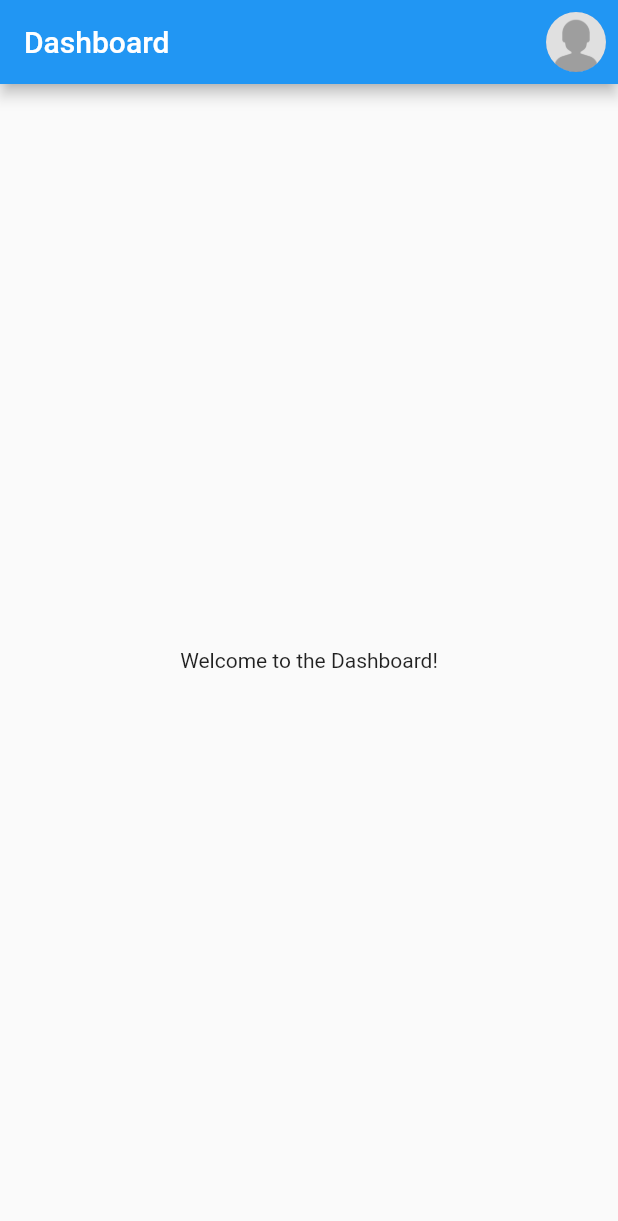
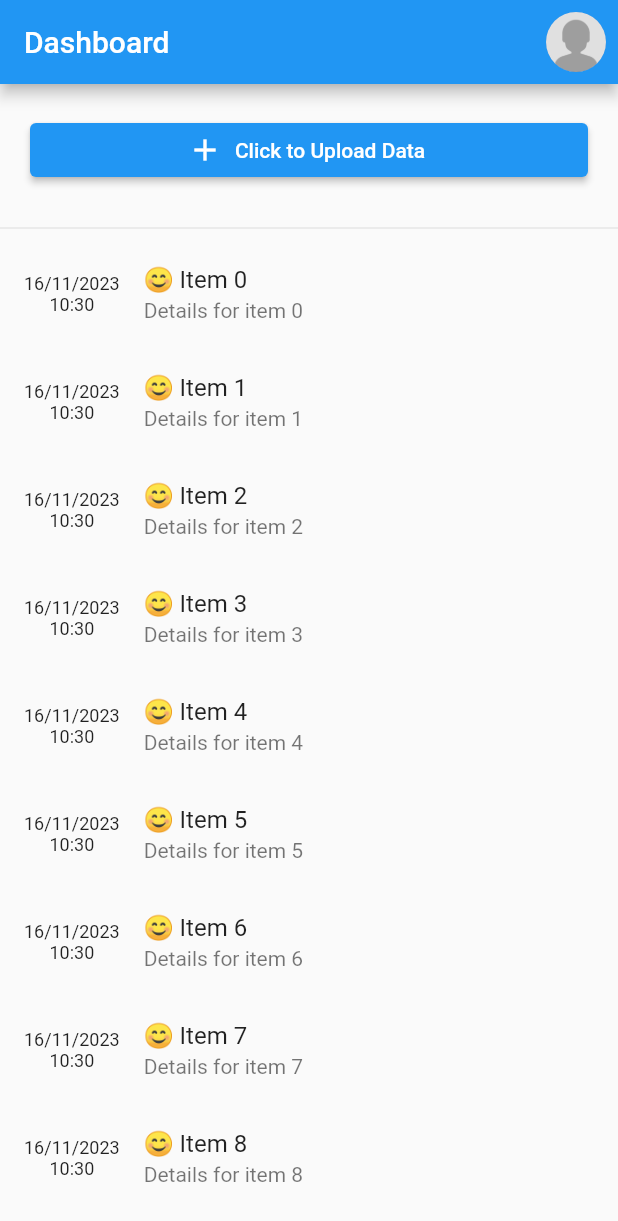
Before and after one commit to suraj-k-s/joint_stats_official, a Flutter app: the DashboardPage screen opened directly, on a phone screen of 412 x 824 dp. Shown: the top 1221 px of the screen. Run offline on Flutter 3.47's test engine with Material 2 defaults, Android fonts, the phone set to English and light mode, and no system bars; our stand-ins replace cloud_firestore, firebase_auth, firebase_core, firebase_storage, fluttertoast, image_picker and 1 more; accounts and stored records are empty.

Commit message:
Basic Update

```diff
--- a/lib/dashboard.dart
+++ b/lib/dashboard.dart
@@ -1,5 +1,6 @@
 import 'package:firebase_auth/firebase_auth.dart';
 import 'package:flutter/material.dart';
+import 'package:joint_stats_official/sjc.dart';
 import 'package:joint_stats_official/user_profile.dart';
 
 class DashboardPage extends StatelessWidget {
@@ -30,8 +31,64 @@
           ),
         ],
       ),
-      body: Center(
-        child: Text('Welcome to the Dashboard!'),
+      body: Column(
+        crossAxisAlignment: CrossAxisAlignment.stretch,
+        children: [
+          // Section 1: Button with plus icon
+          Padding(
+            padding: const EdgeInsets.all(20.0),
+            child: ElevatedButton.icon(
+              onPressed: () {
+                // Navigate to the SJC page when the button is pressed
+                Navigator.push(
+                  context,
+                  MaterialPageRoute(builder: (context) => SJC()),
+                );
+              },
+              icon: Icon(Icons.add),
+              label: Text('Click to Upload Data'),
+            ),
+          ),
+          Divider(),
+          // Section 2: Scrollable list of data
+          Expanded(
+            child: ListView.builder(
+              itemCount: 10, // Replace with your data count
+              itemBuilder: (context, index) {
+                // Sample data for demonstration
+                final DateTime currentDate = DateTime.now();
+                final String formattedDate =
+                    '${currentDate.day}/${currentDate.month}/${currentDate.year}';
+                final String formattedTime =
+                    '${currentDate.hour}:${currentDate.minute}';
+                final String emoji = '😊';
+                final String details = 'Details for item $index';
+
+                return ListTile(
+                  leading: Column(
+                    mainAxisAlignment: MainAxisAlignment.center,
+                    children: [
+                      Text(
+                        formattedDate,
+                        style: TextStyle(fontSize: 12),
+                      ),
+                      Text(
+                        formattedTime,
+                        style: TextStyle(fontSize: 12),
+                      ),
+                    ],
+                  ),
+                  title: Text('$emoji Item $index'),
+                  subtitle: Text(details),
+                  // Add onTap logic if needed
+                  onTap: () {
+                    // Your onTap logic here
+                  },
+                );
+              },
+            ),
+          ),
+        ],
       ),
     );
   }
--- a/lib/login_page.dart
+++ b/lib/login_page.dart
@@ -43,7 +43,6 @@
           backgroundColor: Colors.red,
           textColor: Colors.white,
         );
-        print('Login failed: $e');
       }
     }
   }
@@ -98,7 +97,6 @@
                                 if (value == null || value.isEmpty) {
                                   return 'Please enter your email';
                                 }
-                                // Add more email validation logic if needed
                                 return null;
                               },
                             ),
--- a/lib/pass.dart
+++ b/lib/pass.dart
@@ -49,7 +49,7 @@
             const Padding(
               padding: EdgeInsets.all(8.0),
               child: Text(
-                "question",
+                " Considering all the different ways your diseases is affecting you, if you were to stay in this state for the next few months do you consider your present state satisfactory?",
                 style: TextStyle(fontSize: 18.0),
                 textAlign: TextAlign.center,
               ),
@@ -153,7 +153,7 @@
             const Padding(
               padding: EdgeInsets.all(8.0),
               child: Text(
-                "question",
+                "Do you feel the same as your pre diagnosis state of health?",
                 style: TextStyle(fontSize: 18.0),
                 textAlign: TextAlign.center,
               ),
--- a/lib/splash_screen.dart
+++ b/lib/splash_screen.dart
@@ -1,6 +1,7 @@
 import 'package:flutter/material.dart';
 import 'package:joint_stats_official/login_page.dart';
 import 'package:firebase_auth/firebase_auth.dart';
+import 'package:joint_stats_official/sjc.dart';
 import 'package:lottie/lottie.dart';
 import 'dart:async';
 
@@ -20,7 +21,7 @@
       Timer(const Duration(seconds: 6), () {
         Navigator.pushReplacement(
           context,
-          MaterialPageRoute(builder: (context) => const Login()),
+          MaterialPageRoute(builder: (context) => const SJC()),
         );
       });
     } else {
@@ -29,7 +30,7 @@
       Timer(const Duration(seconds: 6), () {
         Navigator.pushReplacement(
           context,
-          MaterialPageRoute(builder: (context) => const Login()),
+          MaterialPageRoute(builder: (context) => const SJC()),
         );
       });
     }
--- a/lib/tjc.dart
+++ b/lib/tjc.dart
@@ -77,7 +77,7 @@
               SizedBox(
                   height: 360,
                   width: 460,
-                  child: Image.asset('assets/SJC.jpg', fit: BoxFit.fill)),
+                  child: Image.asset('assets/sjc.jpg', fit: BoxFit.fill)),
               for (var point in points)
                 ClickablePoint(
                   point: point,
--- a/lib/user_profile.dart
+++ b/lib/user_profile.dart
@@ -162,7 +162,7 @@
                     context: context,
                     builder: (BuildContext context) {
                       return AlertDialog(
-                        title: Text('Edit Name'),
+                        title: const Text('Edit Name'),
                         content: TextField(
                           controller: nameController,
                           decoration: InputDecoration(hintText: 'New Name'),
@@ -172,7 +172,7 @@
                             onPressed: () {
                               Navigator.of(context).pop();
                             },
-                            child: Text('Cancel'),
+                            child: const Text('Cancel'),
                           ),
                           TextButton(
                             onPressed: () {
```
